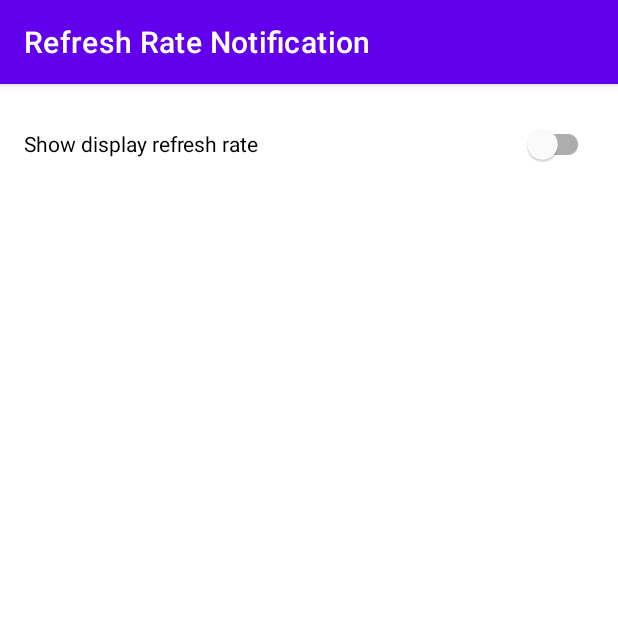
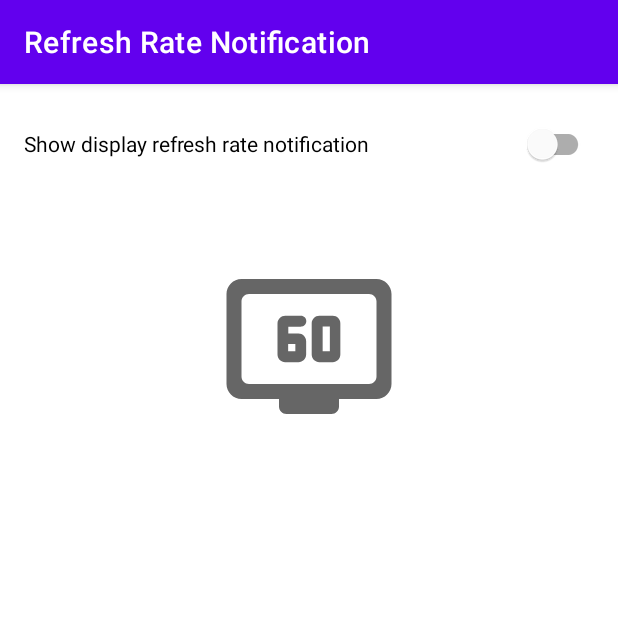
Before and after one commit to AryanNajafi/refresh-rate-notification, an Android app: the screen it shows after launch (MainActivity), on a phone screen of 412 x 824 dp, the top half of it. Run offline under Robolectric (Android 15) with nearby library versions, the phone set to English and light mode, and no system bars.

Commit message:
Show refresh rate value in foreground activity

```diff
--- a/app/build.gradle
+++ b/app/build.gradle
@@ -15,7 +15,7 @@ android {
         targetSdkVersion 29
         versionCode 1
         versionName "1.0"
-
+        vectorDrawables.useSupportLibrary = true
         testInstrumentationRunner "androidx.test.runner.AndroidJUnitRunner"
     }
 
@@ -40,6 +40,8 @@ dependencies {
     implementation 'androidx.core:core-ktx:1.3.2'
     implementation 'androidx.appcompat:appcompat:1.2.0'
     implementation 'androidx.preference:preference-ktx:1.1.1'
+    implementation 'androidx.lifecycle:lifecycle-livedata-ktx:2.3.0-beta01'
+    implementation 'androidx.lifecycle:lifecycle-service:2.3.0-beta01'
     implementation 'com.google.android.material:material:1.2.1'
     implementation 'com.google.firebase:firebase-crashlytics-ktx:17.3.0'
     implementation 'com.google.firebase:firebase-analytics-ktx:18.0.0'
--- a/app/src/main/java/io/github/hertz/Constants.kt
+++ b/app/src/main/java/io/github/hertz/Constants.kt
@@ -2,3 +2,5 @@ package io.github.hertz
 
 const val PREF_KEY_REFRESH_RATE = "pref_refresh_rate"
 const val INTENT_EXTRA_NOTIFICATION_ACTION = "notification_action"
+const val NOTIFICATION_ID = 9000;
+const val CHANNEL_ID = "rr_channel"
--- /dev/null
+++ b/app/src/main/java/io/github/hertz/DisplayUtils.kt
@@ -0,0 +1,29 @@
+package io.github.hertz
+
+import android.hardware.display.DisplayManager
+import kotlinx.coroutines.ExperimentalCoroutinesApi
+import kotlinx.coroutines.channels.awaitClose
+import kotlinx.coroutines.flow.callbackFlow
+import kotlin.math.roundToInt
+
+@ExperimentalCoroutinesApi
+fun DisplayManager.refreshRateFlow() = callbackFlow {
+    val displayListener = object : DisplayManager.DisplayListener {
+        override fun onDisplayAdded(p0: Int) {
+        }
+
+        override fun onDisplayRemoved(p0: Int) {
+        }
+
+        override fun onDisplayChanged(displayId: Int) {
+            offer(getDisplay(displayId).refreshRate.roundToInt())
+        }
+    }
+    registerDisplayListener(displayListener, null)
+
+    offer(displays[0].refreshRate.roundToInt())
+
+    awaitClose {
+        unregisterDisplayListener(displayListener)
+    }
+}
--- a/app/src/main/java/io/github/hertz/MainActivity.kt
+++ b/app/src/main/java/io/github/hertz/MainActivity.kt
@@ -1,17 +1,23 @@
 package io.github.hertz
 
+import android.content.Context
 import android.content.Intent
 import android.content.SharedPreferences
+import android.hardware.display.DisplayManager
 import android.os.Bundle
 import android.widget.CompoundButton
+import android.widget.ImageView
 import androidx.appcompat.app.AppCompatActivity
+import androidx.lifecycle.asLiveData
 import androidx.preference.PreferenceManager
 import com.google.android.material.switchmaterial.SwitchMaterial
+import kotlinx.coroutines.ExperimentalCoroutinesApi
 
 class MainActivity : AppCompatActivity(), SharedPreferences.OnSharedPreferenceChangeListener {
 
-    lateinit var refreshRateSwitch: SwitchMaterial
+    private lateinit var refreshRateSwitch: SwitchMaterial
 
+    @ExperimentalCoroutinesApi
     override fun onCreate(savedInstanceState: Bundle?) {
         super.onCreate(savedInstanceState)
         setContentView(R.layout.activity_main)
@@ -19,6 +25,23 @@ class MainActivity : AppCompatActivity(), SharedPreferences.OnSharedPreferenceCh
         refreshRateSwitch = findViewById(R.id.refresh_rate_switch)
 
         refreshRateSwitch.setOnCheckedChangeListener(onCheckedChangeListener)
+
+        val displayManager =
+            getSystemService(Context.DISPLAY_SERVICE) as DisplayManager
+
+        val refreshRateView: ImageView = findViewById(R.id.refresh_rate_value)
+
+        displayManager.refreshRateFlow()
+            .asLiveData()
+            .observe(this, { refreshRate ->
+                refreshRateView.setImageResource(when (refreshRate) {
+                    60 -> R.drawable.ic_refresh_rate_60
+                    90 -> R.drawable.ic_refresh_rate_90
+                    120 -> R.drawable.ic_refresh_rate_120
+                    144 -> R.drawable.ic_refresh_rate_144
+                    else -> 0
+                })
+            })
     }
 
     override fun onStart() {
--- /dev/null
+++ b/app/src/main/res/drawable/ic_display.xml
@@ -0,0 +1,9 @@
+<vector xmlns:android="http://schemas.android.com/apk/res/android"
+    android:width="48dp"
+    android:height="48dp"
+    android:viewportWidth="48"
+    android:viewportHeight="48">
+  <path
+      android:pathData="M42,8H6c-2.2,0 -4,1.8 -4,4v24c0,2.2 1.8,4 4,4h10v2c0,1.1 0.9,2 2,2h12c1.1,0 2,-0.9 2,-2v-2h10c2.2,0 4,-1.8 4,-4l0,-24C46,9.8 44.2,8 42,8zM40,36H8c-1.1,0 -2,-0.9 -2,-2V14c0,-1.1 0.9,-2 2,-2h32c1.1,0 2,0.9 2,2v20C42,35.1 41.1,36 40,36z"
+      android:fillColor="#FFFFFF"/>
+</vector>
--- a/app/src/main/res/layout/activity_main.xml
+++ b/app/src/main/res/layout/activity_main.xml
@@ -4,6 +4,7 @@
     xmlns:tools="http://schemas.android.com/tools"
     android:layout_width="match_parent"
     android:layout_height="match_parent"
+    android:orientation="vertical"
     tools:context=".MainActivity">
 
     <com.google.android.material.switchmaterial.SwitchMaterial
@@ -12,4 +13,24 @@
         android:layout_height="wrap_content"
         android:layout_margin="16dp"
         android:text="@string/refresh_rate_switch_title"/>
+
+    <FrameLayout
+        android:layout_width="wrap_content"
+        android:layout_height="wrap_content"
+        android:layout_marginTop="30dp"
+        android:layout_gravity="center_horizontal">
+        <ImageView
+            android:layout_width="120dp"
+            android:layout_height="120dp"
+            app:tint="?attr/colorControlNormal"
+            app:srcCompat="@drawable/ic_display" />
+        <ImageView
+            android:id="@+id/refresh_rate_value"
+            android:layout_width="wrap_content"
+            android:layout_height="wrap_content"
+            android:layout_gravity="center"
+            app:tint="?attr/colorControlNormal"
+            app:srcCompat="@drawable/ic_refresh_rate_120"/>
+    </FrameLayout>
+
 </LinearLayout>
--- a/app/src/main/res/values/strings.xml
+++ b/app/src/main/res/values/strings.xml
@@ -3,5 +3,5 @@
 
     <string name="stop_service">Turn off</string>
 
-    <string name="refresh_rate_switch_title">Show display refresh rate</string>
+    <string name="refresh_rate_switch_title">Show display refresh rate notification</string>
 </resources>
```
Also changed, not shown: app/src/main/java/io/github/hertz/RefreshRateService.kt (+23 -34 lines).
